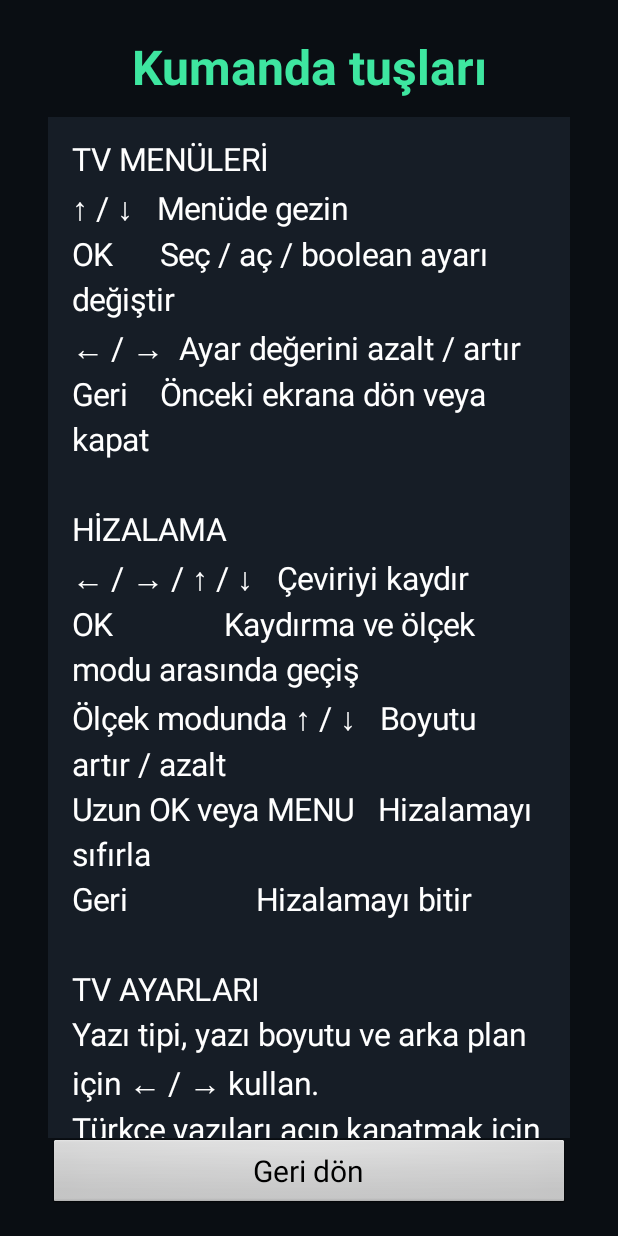
After one commit to batuhankartalbc-SD/trtv, an Android app: the RemoteKeysActivity screen opened directly, with no data from a screen before it, on a phone screen of 412 x 824 dp. The commit adds this screen. Run offline under Robolectric (Android 15) with nearby library versions, the phone set to English and light mode, and no system bars; Roboto replaces fonts that are not available here.

Commit message:
Add TV remote key guide and alignment tip

```diff
--- a/app/src/main/AndroidManifest.xml
+++ b/app/src/main/AndroidManifest.xml
@@ -39,6 +39,10 @@
             android:exported="false"
             android:theme="@android:style/Theme.Translucent.NoTitleBar" />
         <activity
+            android:name=".RemoteKeysActivity"
+            android:exported="false"
+            android:theme="@android:style/Theme.NoTitleBar" />
+        <activity
             android:name=".HistoryActivity"
             android:exported="false"
             android:theme="@android:style/Theme.Translucent.NoTitleBar" />
--- /dev/null
+++ b/app/src/main/java/com/trtv/RemoteKeysActivity.kt
@@ -0,0 +1,96 @@
+package com.trtv
+
+import android.app.Activity
+import android.graphics.Color
+import android.graphics.Typeface
+import android.os.Bundle
+import android.view.Gravity
+import android.view.KeyEvent
+import android.view.View
+import android.view.ViewGroup
+import android.widget.Button
+import android.widget.LinearLayout
+import android.widget.ScrollView
+import android.widget.TextView
+
+/** TV kumandası ve PC kısayolları için kısa başvuru ekranı. */
+class RemoteKeysActivity : Activity() {
+    override fun onCreate(savedInstanceState: Bundle?) {
+        super.onCreate(savedInstanceState)
+        val root = LinearLayout(this).apply {
+            orientation = LinearLayout.VERTICAL
+            gravity = Gravity.CENTER
+            setPadding(48, 28, 48, 26)
+            setBackgroundColor(Color.rgb(10, 14, 19))
+        }
+        root.addView(TextView(this).apply {
+            text = "Kumanda tuşları"
+            textSize = 32f
+            typeface = Typeface.DEFAULT_BOLD
+            setTextColor(Color.rgb(62, 230, 160))
+            gravity = Gravity.CENTER
+            setPadding(8, 6, 8, 18)
+        })
+        val scroll = ScrollView(this).apply { isFocusable = true; isFillViewport = true }
+        val content = TextView(this).apply {
+            text = """
+                TV MENÜLERİ
+                ↑ / ↓   Menüde gezin
+                OK      Seç / aç / boolean ayarı değiştir
+                ← / →  Ayar değerini azalt / artır
+                Geri    Önceki ekrana dön veya kapat
+
+                HİZALAMA
+                ← / → / ↑ / ↓   Çeviriyi kaydır
+                OK              Kaydırma ve ölçek modu arasında geçiş
+                Ölçek modunda ↑ / ↓   Boyutu artır / azalt
+                Uzun OK veya MENU   Hizalamayı sıfırla
+                Geri                Hizalamayı bitir
+
+                TV AYARLARI
+                Yazı tipi, yazı boyutu ve arka plan için ← / → kullan.
+                Türkçe yazıları açıp kapatmak için OK'ye bas.
+                Son konuşmayı tekrar göster satırında OK'ye bas.
+
+                BİLGİSAYAR KISAYOLLARI
+                F6    Son konuşmayı göster
+                F8    Çeviri katmanını aç / kapat
+                F9    Çeviriyi duraklat / sürdür
+                F10   Bölge düzenleyiciyi aç / kapat
+                F11   Ekranı yeniden çevir
+
+                Geri ile bu sayfayı kapat.
+            """.trimIndent()
+            textSize = 21f
+            setTextColor(Color.WHITE)
+            setLineSpacing(8f, 1f)
+            setPadding(24, 20, 24, 24)
+            isFocusable = false
+            setBackgroundColor(Color.rgb(22, 29, 38))
+        }
+        scroll.addView(content, ViewGroup.LayoutParams(ViewGroup.LayoutParams.MATCH_PARENT, ViewGroup.LayoutParams.WRAP_CONTENT))
+        root.addView(scroll, LinearLayout.LayoutParams(ViewGroup.LayoutParams.MATCH_PARENT, 0, 1f))
+        root.addView(Button(this).apply {
+            text = "Geri dön"
+            textSize = 20f
+            setOnClickListener { finish() }
+        })
+        setContentView(root)
+        scroll.requestFocus()
+    }
+
+    override fun onResume() {
+        super.onResume()
+        OverlayService.suppressOverlayUi(true)
+    }
+
+    override fun onPause() {
+        OverlayService.suppressOverlayUi(false)
+        super.onPause()
+    }
+
+    override fun onKeyDown(keyCode: Int, event: KeyEvent): Boolean {
+        if (keyCode == KeyEvent.KEYCODE_BACK) { finish(); return true }
+        return super.onKeyDown(keyCode, event)
+    }
+}
```
Also changed, not shown: app/src/main/java/com/trtv/CalibrateActivity.kt (+10 -1 lines), app/src/main/java/com/trtv/SettingsActivity.kt (+8 -2 lines), 1 other file.
